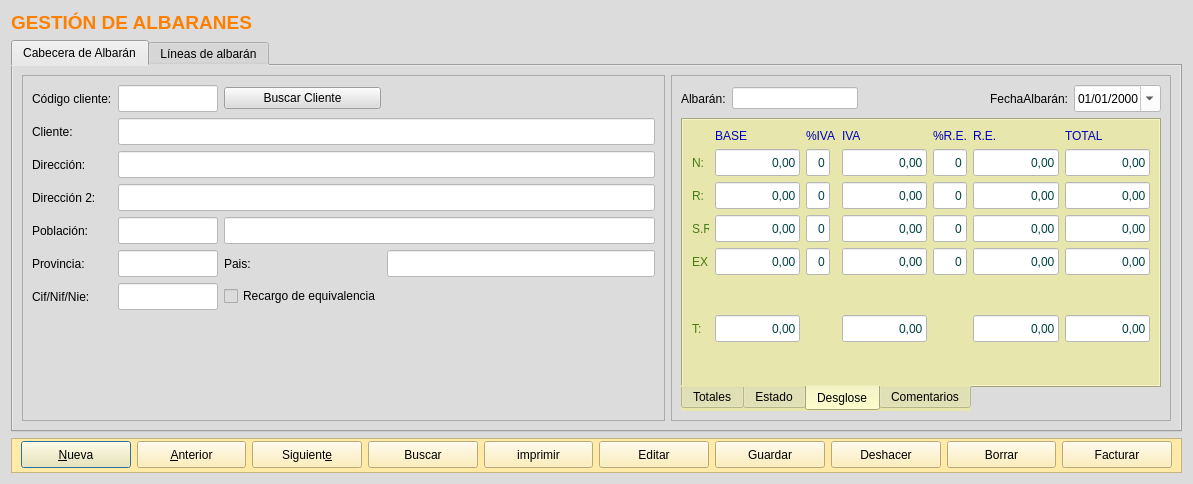
Above: frmalbaran.ui from arcnexus/RedFoX before the change. Below: the same form after it.
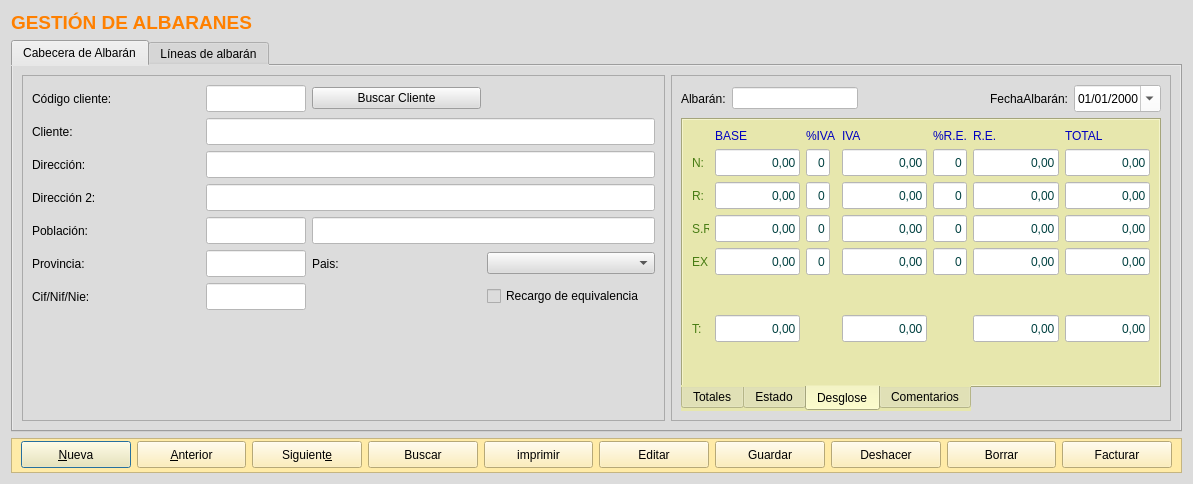
That is the form after the change. Icons and pictures are not drawn.

Patch:
```diff
--- a/frmalbaran.ui
+++ b/frmalbaran.ui
@@ -343,13 +343,6 @@
             </property>
            </widget>
           </item>
-          <item row="6" column="2">
-           <widget class="QCheckBox" name="chklRecargoEq">
-            <property name="text">
-             <string>Recargo de equivalencia</string>
-            </property>
-           </widget>
-          </item>
           <item row="0" column="0">
            <widget class="QLabel" name="label_3">
             <property name="text">
@@ -357,19 +350,6 @@
             </property>
            </widget>
           </item>
-          <item row="5" column="3">
-           <widget class="QLineEdit" name="txtcPais">
-            <property name="minimumSize">
-             <size>
-              <width>0</width>
-              <height>27</height>
-             </size>
-            </property>
-            <property name="styleSheet">
-             <string notr="true">background-color: rgb(255, 255, 255);</string>
-            </property>
-           </widget>
-          </item>
           <item row="4" column="0">
            <widget class="QLabel" name="label_7">
             <property name="text">
@@ -551,6 +531,16 @@
             </property>
            </spacer>
           </item>
+          <item row="5" column="3">
+           <widget class="QComboBox" name="comboPais"/>
+          </item>
+          <item row="6" column="3">
+           <widget class="QCheckBox" name="chklRecargoEq">
+            <property name="text">
+             <string>Recargo de equivalencia</string>
+            </property>
+           </widget>
+          </item>
          </layout>
         </widget>
        </item>
```
Left out of the diff: 2 changed lines with no effect on the pictures.
